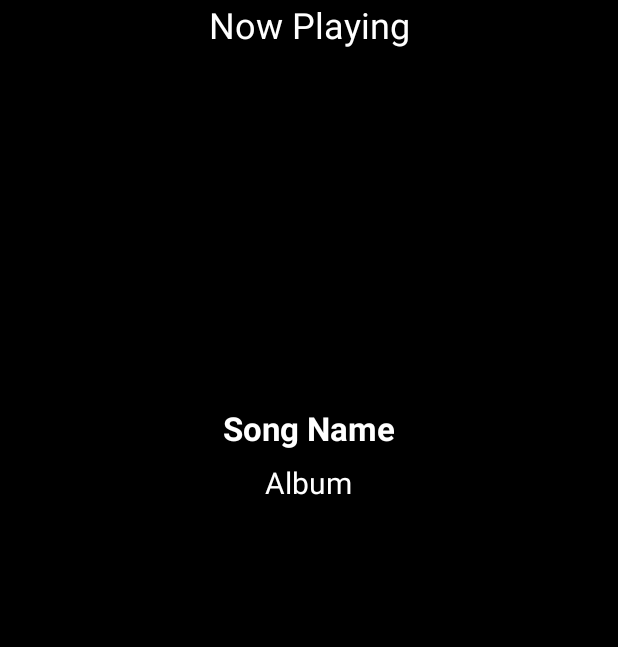
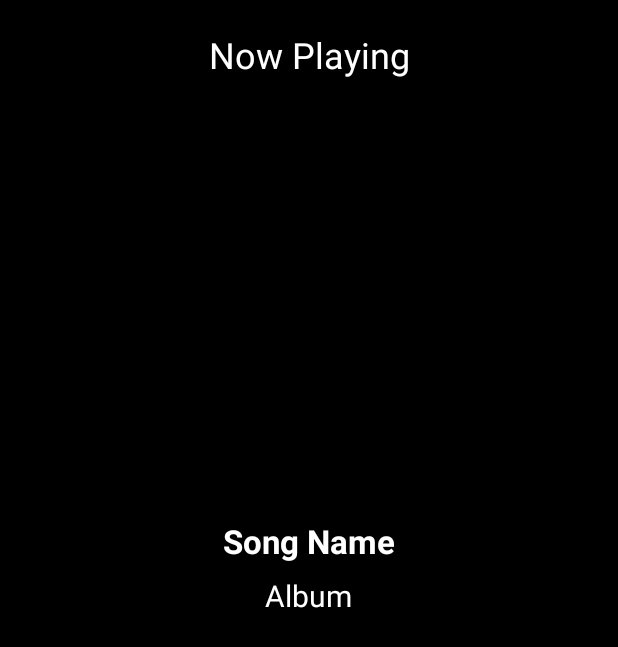
Before and after one commit to Vikas9kumargupta/Music-Stream, an Android app: the PlayerActivity screen opened directly, with no data from a screen before it, on a phone screen of 412 x 824 dp. Shown: the top 647 px of the screen. Run offline under Robolectric (Android 15) with nearby library versions, the phone set to English and light mode, and no system bars; our stand-ins replace Firebase (no records; nobody signed in at launch, a user with empty details on screens opened directly).

Commit message:
Improving UI Componenets

```diff
--- a/app/src/main/java/com/example/musicstream/MainActivity.kt
+++ b/app/src/main/java/com/example/musicstream/MainActivity.kt
@@ -42,7 +42,6 @@ class MainActivity : AppCompatActivity() {
         binding.optionBtn.setOnClickListener{
             showPopupMenu()
         }
-
     }
 
     private fun showPopupMenu() {
@@ -54,7 +53,6 @@ class MainActivity : AppCompatActivity() {
             when(it.itemId){
                 R.id.logout ->{
                     logout()
-                    true
                 }
             }
             false
--- a/app/src/main/java/com/example/musicstream/MyExoPlayer.kt
+++ b/app/src/main/java/com/example/musicstream/MyExoPlayer.kt
@@ -17,7 +17,7 @@ object MyExoPlayer {
         return exoplayer
     }
 
-    fun updateCount(){
+    private fun updateCount(){
         currentSong?.id?.let { id->
             FirebaseFirestore.getInstance().collection("songs")
                 .document(id)
@@ -26,7 +26,7 @@ object MyExoPlayer {
                     if(latestCount==null){
                         latestCount = 1L
                     }else{
-                        latestCount = latestCount+1
+                        latestCount += 1
                     }
                     FirebaseFirestore.getInstance().collection("songs")
                         .document(id)
--- a/app/src/main/res/layout/activity_main.xml
+++ b/app/src/main/res/layout/activity_main.xml
@@ -24,7 +24,7 @@
         <TextView
             android:layout_width="match_parent"
             android:layout_height="wrap_content"
-            android:text="Welcome Back"
+            android:text="@string/welcome_back"
             android:textColor="@color/white"
             android:textSize="24sp"
             android:gravity="center"/>
@@ -215,7 +215,7 @@
             android:layout_width="wrap_content"
             android:id="@+id/song_title_text_view"
             android:layout_height="wrap_content"
-            android:text="Now Playing : "
+            android:text="@string/now_playing"
             android:layout_toEndOf="@id/song_cover_image_view"
             android:paddingStart="16dp"
             android:layout_centerVertical="true"
--- a/app/src/main/res/layout/activity_player.xml
+++ b/app/src/main/res/layout/activity_player.xml
@@ -13,6 +13,7 @@
     <TextView
         android:layout_width="match_parent"
         android:layout_height="wrap_content"
+        android:layout_marginTop="20sp"
         android:text="Now Playing"
         android:textColor="@color/white"
         android:textSize="24sp"
@@ -24,17 +25,22 @@
         android:layout_width="wrap_content"
         android:layout_height="wrap_content">
         <ImageView
-            android:layout_width="142dp"
-            android:layout_height="142dp"
+            android:layout_width="167dp"
+            android:layout_height="168dp"
             android:scaleType="centerCrop"
+            android:layout_marginTop="18dp"
+            android:foregroundGravity="center_horizontal"
+            android:padding="2dp"
             android:id="@+id/song_cover_image_view"
             android:layout_gravity="center"
             />
         <ImageView
-            android:layout_width="220dp"
-            android:layout_height="220dp"
+            android:layout_width="260dp"
+            android:layout_height="260dp"
+            android:padding="2dp"
+            android:foregroundGravity="center_horizontal"
             android:scaleType="centerCrop"
-            android:layout_marginTop="10sp"
+            android:layout_marginTop="20sp"
             android:visibility="invisible"
             android:layout_gravity="center"
             android:id="@+id/song_gif_image_view"
@@ -48,7 +54,7 @@
         android:textSize="22sp"
         android:text="Song Name"
         android:textColor="@color/white"
-        android:layout_marginTop="8dp"
+        android:layout_marginTop="13dp"
         android:textStyle="bold"
         android:id="@+id/song_title_text_view"/>
 
@@ -65,7 +71,7 @@
         android:layout_width="match_parent"
         android:layout_height="200dp"
         android:id="@+id/player_view"
-        android:layout_marginTop="8sp"
+        android:layout_marginTop="30sp"
         android:layout_marginHorizontal="20dp"
         app:hide_on_touch="false"
         app:show_timeout="0"
--- a/app/src/main/res/values/strings.xml
+++ b/app/src/main/res/values/strings.xml
@@ -12,4 +12,6 @@
     <string name="explore_latest_hits_only_on">Explore latest hits only on</string>
     <string name="music_stream">Music Stream</string>
     <string name="_login"> LOGIN </string>
+    <string name="welcome_back">Welcome Back</string>
+    <string name="now_playing">Now Playing :</string>
 </resources>
```
